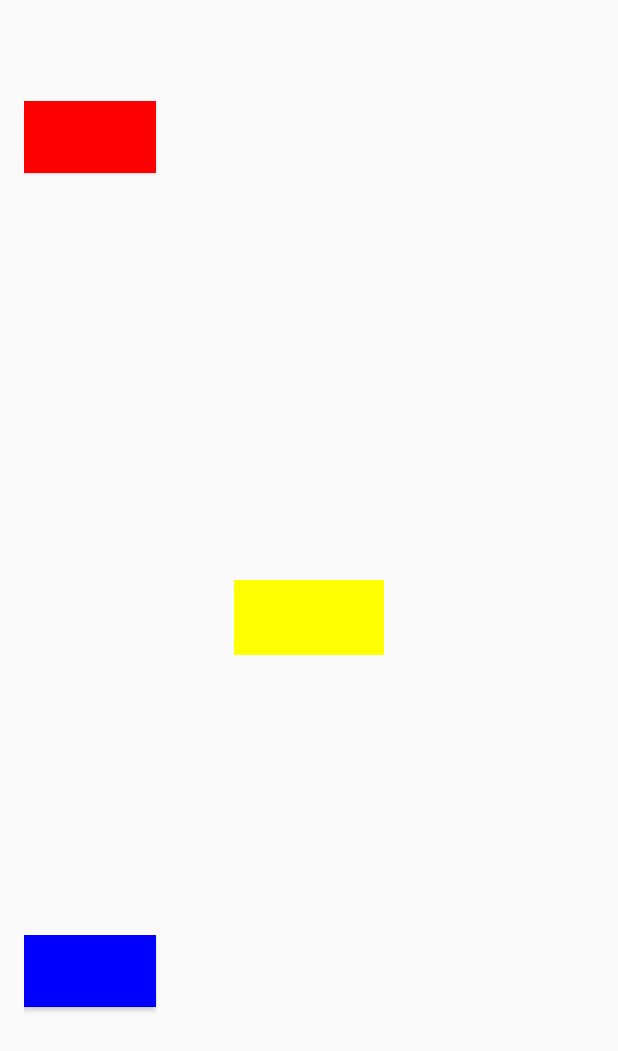
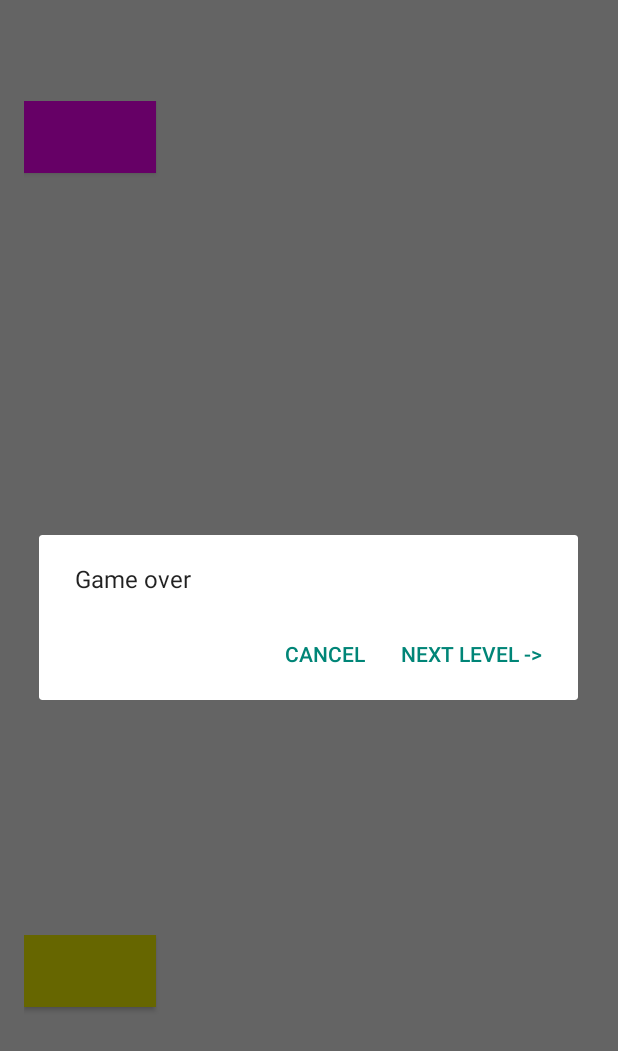
Before and after one commit to kmuralidharan91/two-sides, an Android app: the MainActivity screen opened directly, with no data from a screen before it, after a tap on an icon or button, on a phone screen of 412 x 824 dp. Shown: the top 1051 px of the screen. Run offline under Robolectric (Android 15) with nearby library versions, the phone set to English and light mode, and no system bars; 1 other tap on this screen came first.

Commit message:
level logic, user score implemented

```diff
--- a/app/src/main/java/ashok/com/twosides/MainActivity.java
+++ b/app/src/main/java/ashok/com/twosides/MainActivity.java
@@ -7,9 +7,11 @@ import android.graphics.Color;
 import android.graphics.drawable.ColorDrawable;
 import android.os.Bundle;
 import android.os.CountDownTimer;
+import android.util.Log;
 import android.view.Menu;
 import android.view.MenuItem;
 import android.view.View;
+import android.widget.AdapterView;
 import android.widget.Button;
 import android.widget.TextView;
 
@@ -35,14 +37,32 @@ public class MainActivity extends Activity {
     Button lb6;
     TextView centerButton;
     int centerColorId = 0;
+    boolean isPlayerOneSelected;
+    boolean isPlayerTwoSelected;
+    CountDownTimer countDownTimer;
+    int level=1;
+    int playerOneScore;
+    int playerTwoScore;
 
 
     @Override
     protected void onCreate(Bundle savedInstanceState) {
         super.onCreate(savedInstanceState);
         setContentView(R.layout.activity_main);
+        setupLevel();
+    }
 
+    void closeLevel()
+    {
+        countDownTimer.cancel();
+        countDownTimer = null;
+    }
+
+    void setupLevel()
+    {
         getButtons();
+        enableTopButtons();
+        enableBottomButtons();
         final ArrayList<Integer> arrayList = new ArrayList<Integer>();
         arrayList.add(Color.BLUE);
         arrayList.add(Color.CYAN);
@@ -50,14 +70,17 @@ public class MainActivity extends Activity {
         arrayList.add(Color.RED);
         arrayList.add(Color.YELLOW);
         arrayList.add(Color.MAGENTA);
-
+        Collections.shuffle(arrayList);
         shuffleColors(arrayList);
 
-        CountDownTimer countDownTimer = new CountDownTimer(30000,5000) {
+        countDownTimer = new CountDownTimer(50000/level,1000) {
             @Override
             public void onTick(long millisUntilFinished) {
-                Collections.shuffle(arrayList);
-                shuffleColors(arrayList);
+                if (isPlayerOneSelected && isPlayerTwoSelected)
+                {
+                    closeLevel();
+                    showAlert();
+                }
             }
 
             @Override
@@ -68,7 +91,6 @@ public class MainActivity extends Activity {
         };
         countDownTimer.start();
     }
-
 
     void getButtons()
     {
@@ -173,14 +195,18 @@ public class MainActivity extends Activity {
             // Use the Builder class for convenient dialog construction
             AlertDialog.Builder builder = new AlertDialog.Builder(this);
             builder.setMessage("Game over")
-                    .setPositiveButton("Ok", new DialogInterface.OnClickListener() {
+                    .setPositiveButton("Next level ->", new DialogInterface.OnClickListener() {
                         public void onClick(DialogInterface dialog, int id) {
                             // FIRE ZE MISSILES!
+                            level+=1;
+                            isPlayerOneSelected = isPlayerTwoSelected = false;
+                            setupLevel();
                         }
                     })
                     .setNegativeButton("Cancel", new DialogInterface.OnClickListener() {
                         public void onClick(DialogInterface dialog, int id) {
                             // User cancelled the dialog
+                            //Call end game
                         }
                     });
             // Create the AlertDialog object and return it
@@ -192,11 +218,12 @@ public class MainActivity extends Activity {
     public View.OnClickListener topOnclickListener = new View.OnClickListener() {
         @Override
         public void onClick(View v) {
+            isPlayerOneSelected = true;
             ColorDrawable buttonColor = (ColorDrawable) v.getBackground();
             int selectedColorId = buttonColor.getColor();
             System.out.println();
             if (selectedColorId == centerColorId){
-                System.out.println("Win");
+                playerOneScore += 1;
             }
             else{
                 System.out.println("Fail");
@@ -209,12 +236,12 @@ public class MainActivity extends Activity {
     public View.OnClickListener bottomOnclickListener = new View.OnClickListener() {
         @Override
         public void onClick(View v) {
+            isPlayerTwoSelected = true;
             ColorDrawable buttonColor = (ColorDrawable) v.getBackground();
             int selectedColorId = buttonColor.getColor();
             System.out.println(selectedColorId);
             if (selectedColorId == centerColorId){
-                System.out.println("Win");
-
+                playerTwoScore+=2;
             }
             else{
                 System.out.println("Fail");
@@ -241,4 +268,21 @@ public class MainActivity extends Activity {
         lb5.setVisibility(View.INVISIBLE);
         lb6.setVisibility(View.INVISIBLE);
     }
+    public void enableTopButtons(){
+        tb1.setVisibility(View.VISIBLE);
+        tb2.setVisibility(View.VISIBLE);
+        tb3.setVisibility(View.VISIBLE);
+        tb4.setVisibility(View.VISIBLE);
+        tb5.setVisibility(View.VISIBLE);
+        tb6.setVisibility(View.VISIBLE);
+    }
+
+    public void enableBottomButtons() {
+        lb1.setVisibility(View.VISIBLE);
+        lb2.setVisibility(View.VISIBLE);
+        lb3.setVisibility(View.VISIBLE);
+        lb4.setVisibility(View.VISIBLE);
+        lb5.setVisibility(View.VISIBLE);
+        lb6.setVisibility(View.VISIBLE);
+    }
 }
```
Also changed, not shown: 2 other files.
